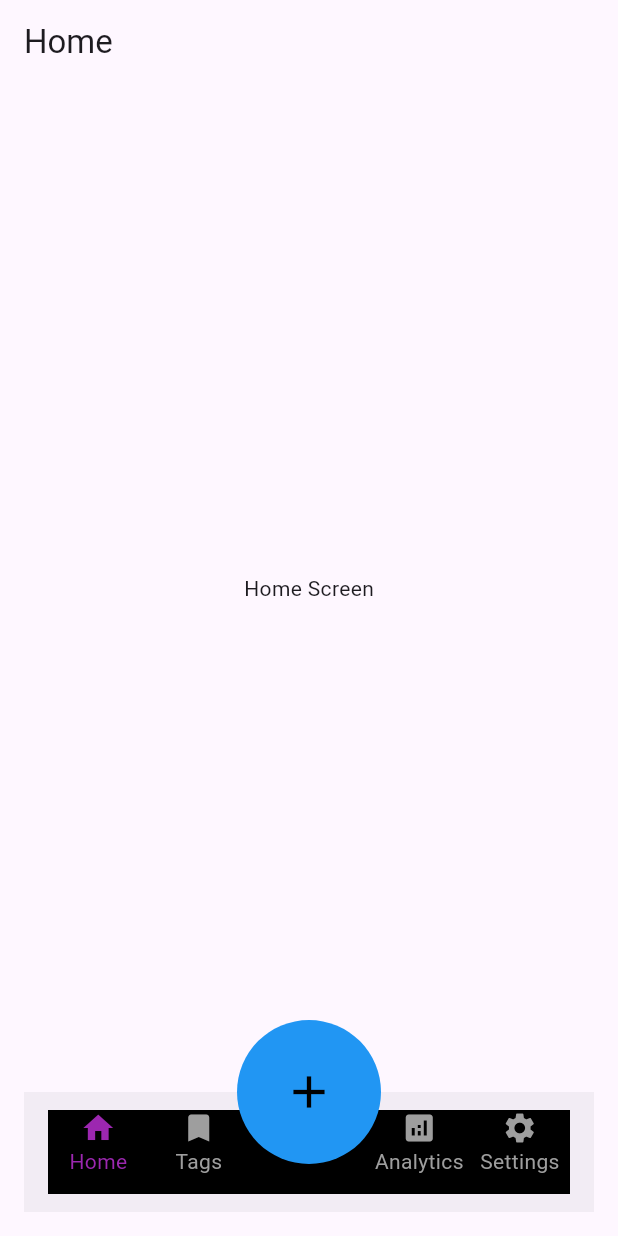
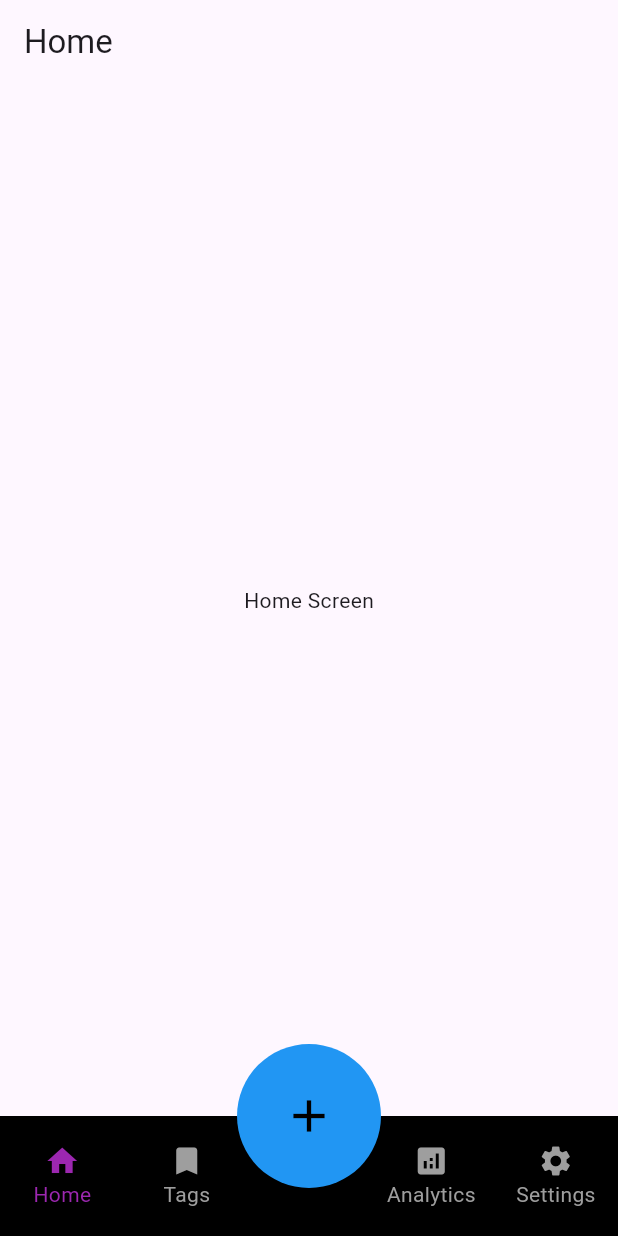
Before and after one commit to GolemT/Flutter_FinanceTracker, a Flutter app: the screen it shows after launch, on a phone screen of 412 x 824 dp. Run offline on Flutter 3.47's test engine with Material 3 defaults, Android fonts, the phone set to English and light mode, and no system bars.

Commit message:
fix: Navebar now takes the whole space available

```diff
--- a/lib/components/nav_bar.dart
+++ b/lib/components/nav_bar.dart
@@ -1,5 +1,3 @@
-import 'dart:io';
-
 import 'package:flutter/material.dart';
 
 class NavBar extends StatelessWidget {
@@ -14,13 +12,8 @@ class NavBar extends StatelessWidget {
 
   @override
   Widget build(BuildContext context) {
-    return Container(
-      margin: EdgeInsets.only(
-        left: 16,
-        right: 16,
-        bottom: Platform.isAndroid ? 16 : 0,
-      ),
-      child: BottomAppBar(
+    return BottomAppBar(
+        padding: const EdgeInsets.all(0),
         elevation: 0.0,
         child: Container(
           height: 60,
@@ -55,7 +48,6 @@ class NavBar extends StatelessWidget {
             ],
           ),
         ),
-      ),
     );
   }
 }
@@ -65,13 +57,18 @@ Widget navItem(IconData icon, bool selected, String text, {Function()? onTap}) {
     child: InkWell(
       onTap: onTap,
       child: Column(
+        mainAxisAlignment: MainAxisAlignment.center,
         children: [
           Icon(
             icon,
             color: selected ? Colors.purple : Colors.grey,
           ),
-        Text(text, style: TextStyle(color: selected? Colors.purple : Colors.grey),)
-          ]
-    )
-  ));
+          Text(
+            text,
+            style: TextStyle(color: selected ? Colors.purple : Colors.grey),
+          ),
+        ],
+      ),
+    ),
+  );
 }
```
Lines whose indentation alone changed are shown as unchanged.
